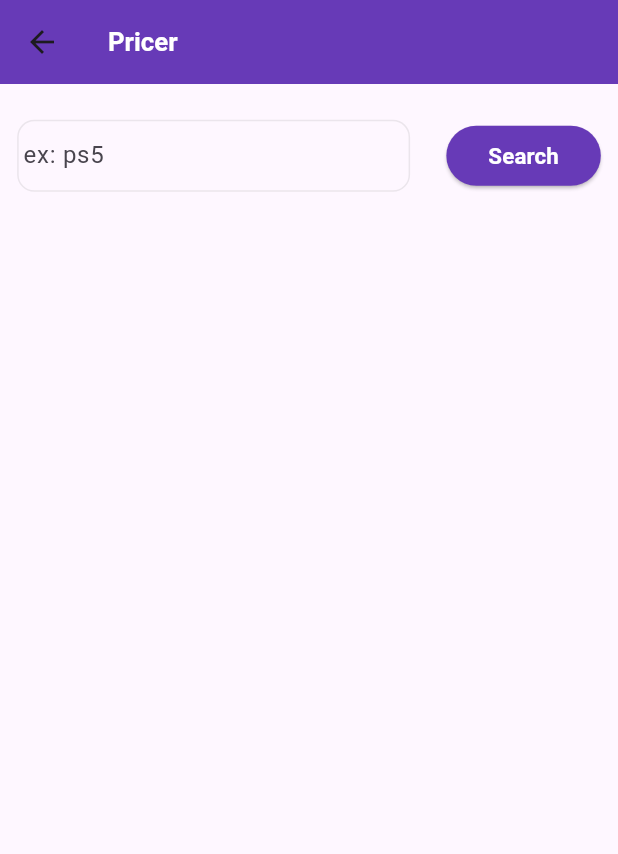
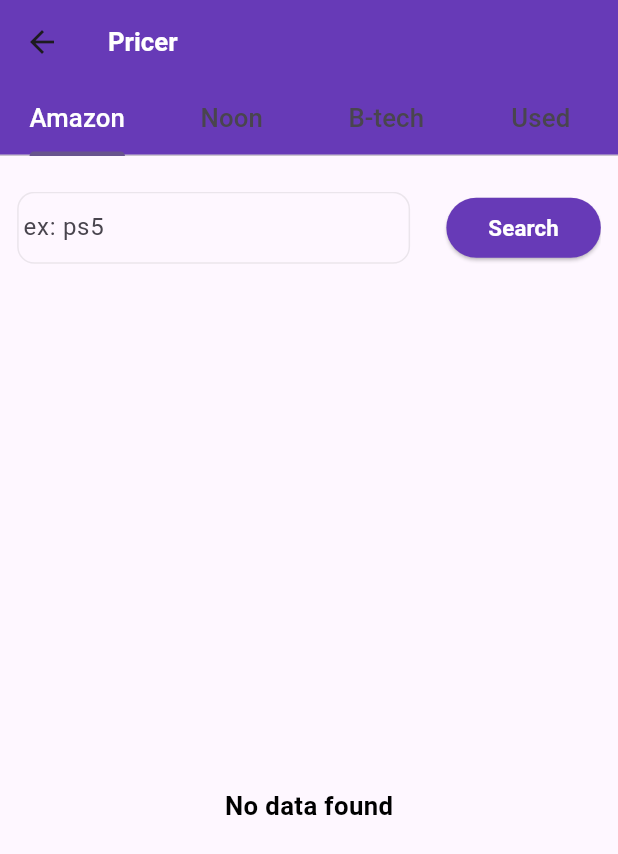
Before and after one commit to shehabismai10/pricer, a Flutter app: the HomePage screen opened directly, on a phone screen of 412 x 824 dp. Shown: the top 854 px of the screen. Run offline on Flutter 3.47's test engine with Material 3 defaults, Android fonts, the phone set to English and light mode, and no system bars; our stand-ins replace bloc, cloud_firestore, dartz, equatable, firebase_auth, firebase_core and 4 more; accounts and stored records are empty.

Commit message:
product mapping

```diff
--- /dev/null
+++ b/lib/core/constants/enums.dart
@@ -0,0 +1,6 @@
+enum SiteTypes{
+  amazon,
+  noon,
+  dubizzle,
+  btech
+}
--- a/lib/features/home/presentation/homePage.dart
+++ b/lib/features/home/presentation/homePage.dart
@@ -1,14 +1,17 @@
 import 'dart:developer';
 
+import 'package:flutter/cupertino.dart';
 import 'package:flutter/material.dart';
+import 'package:flutter/widgets.dart';
 import 'package:flutter_bloc/flutter_bloc.dart';
 import 'package:flutter_screenutil/flutter_screenutil.dart';
+import 'package:pricer/core/constants/enums.dart';
 import 'package:pricer/core/constants/styles.dart';
 import 'package:pricer/core/widgets/custom_button.dart';
 import 'package:pricer/core/widgets/custom_text_field.dart';
 import 'package:pricer/core/widgets/error_dialog.dart';
-import 'package:pricer/data/helpers/validation_helper.dart';
 import 'package:pricer/features/products/presentation/bloc/products_bloc.dart';
+import 'package:pricer/features/products/presentation/widgets/products_list.dart';
 
 class HomePage extends StatelessWidget {
   const HomePage({super.key});
@@ -16,26 +19,52 @@
   @override
   Widget build(BuildContext context) {
     TextEditingController search = TextEditingController();
-    return Scaffold(
+    return DefaultTabController(
+      length: 4,
+      initialIndex: 0,
+      child: Scaffold(
         appBar: AppBar(
           backgroundColor: Colors.deepPurple,
           title: Text(
             'Pricer',
             style: regularTextStyle.copyWith(color: Colors.white),
           ),
+          bottom: TabBar(
+            tabs: const [
+              Tab(
+                text: 'Amazon',
+              ),
+              Tab(
+                text: 'Noon',
+              ),
+              Tab(
+                text: 'B-tech',
+              ),
+              Tab(
+                text: 'Used',
+              ),
+            ],
+            labelStyle: regularTextStyle.copyWith(fontWeight: FontWeight.w500,color: Colors.white),
+          ),
         ),
         body: Padding(
           padding: EdgeInsets.symmetric(horizontal: 10.0.w, vertical: 20.h),
           child: BlocConsumer<ProductsBloc, ProductsState>(
             listener: (context, state) {
-          if(state.status == ProductStatus.error){
-           WidgetsBinding.instance.addPostFrameCallback((_) { showDialog(context: context, builder: (context) {
-             return ErrorDialog(message: state.message??'');
-           },); });
+              if (state.status == ProductStatus.error) {
+                WidgetsBinding.instance.addPostFrameCallback((_) {
+                  showDialog(
+                    context: context,
+                    builder: (context) {
+                      return ErrorDialog(message: state.message ?? '');
+                    },
+                  );
+                });
               }
             },
             builder: (context, state) {
-            return Column(
+              return SingleChildScrollView(
+                child: Column(
                   children: [
                     Row(
                       mainAxisAlignment: MainAxisAlignment.spaceBetween,
@@ -54,16 +83,18 @@
                           color: Colors.deepPurple,
                           size: Size(90.w, 30.h),
                           onPressed: () {
-                      if(state.status !=ProductStatus.loading){
+                            if (state.status != ProductStatus.loading) {
                               if (search.text.isNotEmpty) {
-                          log('start');
-                          BlocProvider.of<ProductsBloc>(context, listen: false)
+                                 BlocProvider.of<ProductsBloc>(context,
+                                        listen: false)
                                     .add(GetProducts(query: search.text));
                               }
                             }
                           },
                           title: 'Search',
-                      child:state.status ==ProductStatus.loading?const CircularProgressIndicator(): Text(
+                          child: state.status == ProductStatus.loading
+                              ? const CircularProgressIndicator(color: Colors.white,)
+                              : Text(
                                   'Search',
                                   style: regularTextStyle.copyWith(
                                       color: Colors.white, fontSize: 13.sp),
@@ -71,9 +102,20 @@
                         )
                       ],
                     ),
+               state.status==ProductStatus.loading?Center(child: CircularProgressIndicator(color: Colors.deepPurple,),):     SizedBox(
+                      height: MediaQuery.of(context).size.height - 100,
+                      child: TabBarView(children: const [
+                        ProductsList(types: SiteTypes.amazon),
+                        ProductsList(types: SiteTypes.noon),
+                        ProductsList(types: SiteTypes.dubizzle),
+                        ProductsList(types: SiteTypes.btech),
+                      ]),
+                    )
                   ],
+                ),
               );
             },
+          ),
         ),
       ),
     );
--- a/lib/features/products/presentation/bloc/products_bloc.dart
+++ b/lib/features/products/presentation/bloc/products_bloc.dart
@@ -25,6 +25,6 @@
         (l) => emit(
             state.copyWith(message: l.message, status: ProductStatus.error)),
         (r) => emit(
-            state.copyWith(productModel: r, status: ProductStatus.loaded)));
+            state.copyWith(scrapingModel: r, status: ProductStatus.loaded)));
   }
 }
--- a/lib/features/products/presentation/bloc/products_state.dart
+++ b/lib/features/products/presentation/bloc/products_state.dart
@@ -1,19 +1,24 @@
 part of 'products_bloc.dart';
 
 class ProductsState {
-  ProductModel? productModel;
+  ScrapingModel? scrapingModel;
   ProductStatus? status;
   String? message;
-  ProductsState({this.message,this.productModel, this.status});
+
+  ProductsState({this.message, this.scrapingModel, this.status});
 
   ProductsState.init()
-      : productModel = null,
+      : scrapingModel = null,
+        message = null,
         status = ProductStatus.initial;
 
-  ProductsState copyWith({ProductModel?productModel,ProductStatus?status,String?message}){
-    return ProductsState(productModel: productModel??this.productModel,status: status??this.status,message: message??this.message);
+  ProductsState copyWith(
+      {ScrapingModel? scrapingModel, ProductStatus? status, String? message}) {
+    return ProductsState(
+        scrapingModel: scrapingModel ?? this.scrapingModel,
+        status: status ?? this.status,
+        message: message ?? this.message);
   }
-
 }
 
 enum ProductStatus { initial, loading, loaded, error }
--- /dev/null
+++ b/lib/features/products/presentation/widgets/products_list.dart
@@ -0,0 +1,77 @@
+import 'package:flutter/material.dart';
+import 'package:flutter_bloc/flutter_bloc.dart';
+import 'package:pricer/core/constants/enums.dart';
+import 'package:pricer/features/products/presentation/bloc/products_bloc.dart';
+import 'package:pricer/features/products/presentation/widgets/product_widget.dart';
+
+import '../../../../core/constants/styles.dart';
+import '../../../../core/widgets/error_dialog.dart';
+import '../../data/entity/product_model.dart';
+
+class ProductsList extends StatelessWidget {
+  final SiteTypes types;
+
+  const ProductsList({super.key, required this.types});
+
+  @override
+  Widget build(BuildContext context) {
+    return BlocConsumer<ProductsBloc, ProductsState>(
+        listener: (context, state) {
+      if (state.status == ProductStatus.error) {
+        WidgetsBinding.instance.addPostFrameCallback((_) {
+          showDialog(
+            context: context,
+            builder: (context) {
+              return ErrorDialog(message: state.message ?? '');
+            },
+          );
+        });
+      }
+    }, builder: (context, state) {
+      if (state.scrapingModel != null &&
+          getProductList(types, state.scrapingModel) != null) {
+        return ListView.separated(
+          separatorBuilder: (context, index) {
+            return const Divider(
+              height: 2,
+              color: Colors.grey,
+            );
+          },
+          shrinkWrap: true,
+          physics: const NeverScrollableScrollPhysics(),
+          itemCount: getProductList(types, state.scrapingModel)?.length ?? 0,
+          itemBuilder: (context, index) {
+            ProductModel? productModel =
+                getProductList(types, state.scrapingModel)?[index];
+            return productModel == null
+                ? const SizedBox.shrink()
+                : ProductWidget(productModel: productModel);
+          },
+        );
+      } else {
+        return Center(
+          child: Text(
+            "No data found",
+            style: regularTextStyle,
+          ),
+        );
+      }
+    });
+  }
+
+  List<ProductModel>? getProductList(
+      SiteTypes types, ScrapingModel? scrapingModel) {
+    switch (types) {
+      case SiteTypes.amazon:
+        return scrapingModel?.amazonProducts;
+      case SiteTypes.noon:
+        return scrapingModel?.noonProducts;
+
+      case SiteTypes.dubizzle:
+        return scrapingModel?.dubizzleProducts;
+
+      case SiteTypes.btech:
+        return scrapingModel?.btechProducts;
+    }
+  }
+}
--- a/pubspec.yaml
+++ b/pubspec.yaml
@@ -43,6 +43,7 @@
   get_it: any
   flutter_screenutil:
   http:
+  url_launcher:
   # The following adds the Cupertino Icons font to your application.
   # Use with the CupertinoIcons class for iOS style icons.
   cupertino_icons: ^1.0.2
```
Also changed, not shown: lib/features/products/data/entity/product_model.dart (+19 -104 lines), lib/features/products/data/repository/product_repository.dart (+4 -5 lines), lib/features/products/presentation/widgets/product_widget.dart (added, +35 -0 lines), pubspec.lock. Lines whose indentation alone changed are shown as unchanged.
